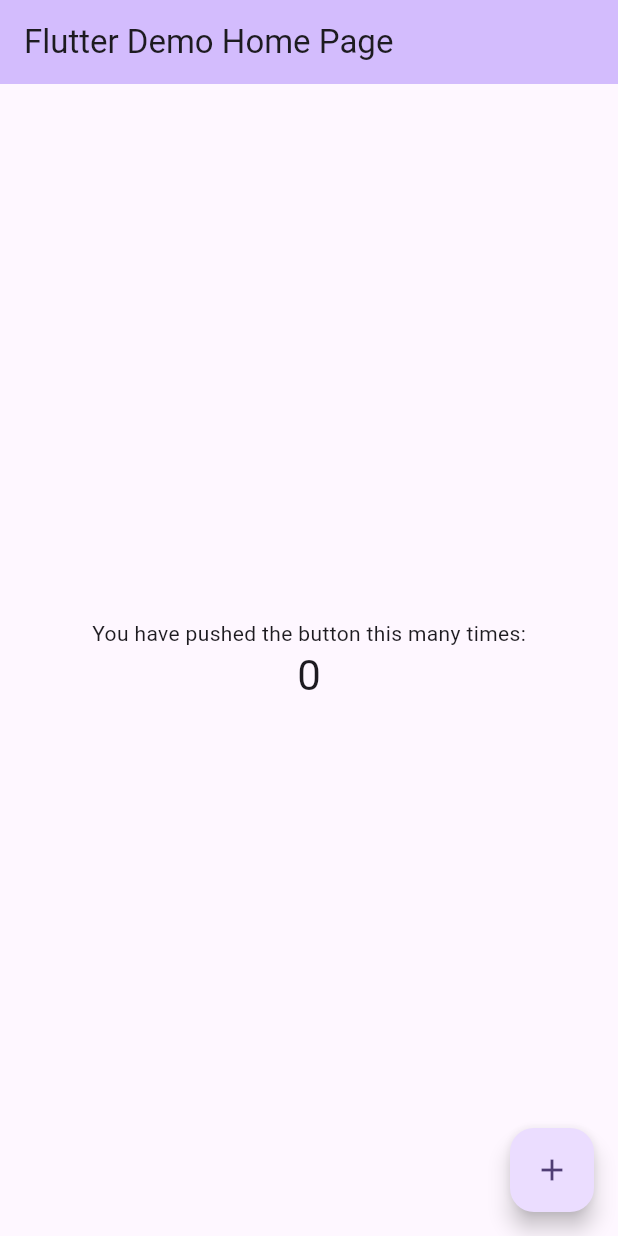
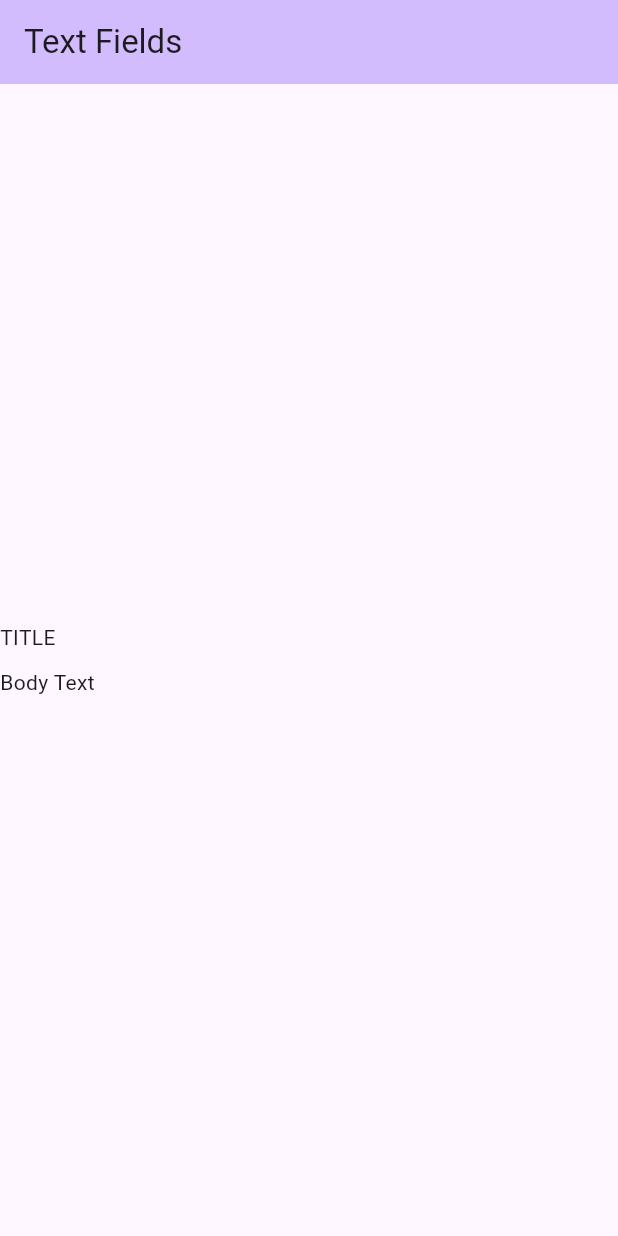
Before and after one commit to anivkuttan/FlutterTextFieldPackage, a Flutter app: the screen it shows after launch, on a phone screen of 412 x 824 dp. Run offline on Flutter 3.47's test engine with Material 2 defaults, Android fonts, the phone set to English and light mode, and no system bars.

Commit message:
initial sample code added

```diff
--- a/lib/main.dart
+++ b/lib/main.dart
@@ -1,4 +1,5 @@
 import 'package:flutter/material.dart';
+import 'package:flutter_textfieldflutter_textfield/src/sample_1.dart';
 
 void main() {
   runApp(const MyApp());
@@ -7,119 +8,44 @@ void main() {
 class MyApp extends StatelessWidget {
   const MyApp({super.key});
 
-  // This widget is the root of your application.
   @override
   Widget build(BuildContext context) {
     return MaterialApp(
       title: 'Flutter Demo',
       theme: ThemeData(
-        // This is the theme of your application.
-        //
-        // TRY THIS: Try running your application with "flutter run". You'll see
-        // the application has a blue toolbar. Then, without quitting the app,
-        // try changing the seedColor in the colorScheme below to Colors.green
-        // and then invoke "hot reload" (save your changes or press the "hot
-        // reload" button in a Flutter-supported IDE, or press "r" if you used
-        // the command line to start the app).
-        //
-        // Notice that the counter didn't reset back to zero; the application
-        // state is not lost during the reload. To reset the state, use hot
-        // restart instead.
-        //
-        // This works for code too, not just values: Most code changes can be
-        // tested with just a hot reload.
         colorScheme: ColorScheme.fromSeed(seedColor: Colors.deepPurple),
         useMaterial3: true,
       ),
-      home: const MyHomePage(title: 'Flutter Demo Home Page'),
+      home: const MyHomePage(),
     );
   }
 }
 
 class MyHomePage extends StatefulWidget {
-  const MyHomePage({super.key, required this.title});
-
-  // This widget is the home page of your application. It is stateful, meaning
-  // that it has a State object (defined below) that contains fields that affect
-  // how it looks.
-
-  // This class is the configuration for the state. It holds the values (in this
-  // case the title) provided by the parent (in this case the App widget) and
-  // used by the build method of the State. Fields in a Widget subclass are
-  // always marked "final".
-
-  final String title;
+  const MyHomePage({
+    super.key,
+  });
 
   @override
   State<MyHomePage> createState() => _MyHomePageState();
 }
 
 class _MyHomePageState extends State<MyHomePage> {
-  int _counter = 0;
-
-  void _incrementCounter() {
-    setState(() {
-      // This call to setState tells the Flutter framework that something has
-      // changed in this State, which causes it to rerun the build method below
-      // so that the display can reflect the updated values. If we changed
-      // _counter without calling setState(), then the build method would not be
-      // called again, and so nothing would appear to happen.
-      _counter++;
-    });
-  }
-
   @override
   Widget build(BuildContext context) {
-    // This method is rerun every time setState is called, for instance as done
-    // by the _incrementCounter method above.
-    //
-    // The Flutter framework has been optimized to make rerunning build methods
-    // fast, so that you can just rebuild anything that needs updating rather
-    // than having to individually change instances of widgets.
     return Scaffold(
       appBar: AppBar(
-        // TRY THIS: Try changing the color here to a specific color (to
-        // Colors.amber, perhaps?) and trigger a hot reload to see the AppBar
-        // change color while the other colors stay the same.
         backgroundColor: Theme.of(context).colorScheme.inversePrimary,
-        // Here we take the value from the MyHomePage object that was created by
-        // the App.build method, and use it to set our appbar title.
-        title: Text(widget.title),
+        title: const Text('Text Fields'),
       ),
       body: Center(
-        // Center is a layout widget. It takes a single child and positions it
-        // in the middle of the parent.
         child: Column(
-          // Column is also a layout widget. It takes a list of children and
-          // arranges them vertically. By default, it sizes itself to fit its
-          // children horizontally, and tries to be as tall as its parent.
-          //
-          // Column has various properties to control how it sizes itself and
-          // how it positions its children. Here we use mainAxisAlignment to
-          // center the children vertically; the main axis here is the vertical
-          // axis because Columns are vertical (the cross axis would be
-          // horizontal).
-          //
-          // TRY THIS: Invoke "debug painting" (choose the "Toggle Debug Paint"
-          // action in the IDE, or press "p" in the console), to see the
-          // wireframe for each widget.
           mainAxisAlignment: MainAxisAlignment.center,
           children: <Widget>[
-            const Text(
-              'You have pushed the button this many times:',
-            ),
-            Text(
-              '$_counter',
-              style: Theme.of(context).textTheme.headlineMedium,
-            ),
+            HedderAndBody(),
           ],
         ),
       ),
-      floatingActionButton: FloatingActionButton(
-        onPressed: _incrementCounter,
-        tooltip: 'Increment',
-        child: const Icon(Icons.add),
-      ), // This trailing comma makes auto-formatting nicer for build methods.
     );
   }
 }
--- /dev/null
+++ b/lib/src/sample_1.dart
@@ -0,0 +1,146 @@
+import 'package:flutter/material.dart';
+
+class HedderAndBody extends StatelessWidget {
+  final bool isEdit;
+  final String? titleText;
+  final String? bodyText;
+  final Function(String)? textFieldOnChanged;
+  final Function(String)? dropDownOnChanged;
+  final bool validate;
+  final String? errorMessage;
+  final List<DropdownMenuItem<String>>? items;
+  HedderAndBody({
+    super.key,
+    this.isEdit = false,
+    this.validate = false,
+    this.items,
+    this.textFieldOnChanged,
+    this.dropDownOnChanged,
+    this.titleText = 'TITLE',
+    this.bodyText = 'Body Text',
+    this.errorMessage,
+  }) {
+    assert(
+      items == null && bodyText != null && titleText != null,
+    );
+  }
+  HedderAndBody.dropDown({
+    super.key,
+    required this.titleText,
+    required this.items,
+    required this.validate,
+    required this.isEdit,
+    required this.dropDownOnChanged,
+    this.textFieldOnChanged,
+    this.errorMessage,
+    required this.bodyText,
+  }) {
+    assert(items != null);
+  }
+  @override
+  Widget build(BuildContext context) {
+    return Container(
+      alignment: Alignment.centerLeft,
+      margin: const EdgeInsets.symmetric(vertical: 15),
+      child: isEdit
+          ? ((items == null)
+              ? _textField(border: const UnderlineInputBorder())
+              : _dropDown())
+          : _textColumn(),
+    );
+  }
+
+  Column _textColumn() {
+    return Column(
+      mainAxisAlignment: MainAxisAlignment.start,
+      crossAxisAlignment: CrossAxisAlignment.start,
+      mainAxisSize: MainAxisSize.min,
+      children: [
+        Text(
+          titleText ?? '',
+//              style: AppStyle.style16BoldappBlueColor
+        ),
+        const SizedBox(
+          height: 10,
+        ),
+        Text(
+          bodyText ?? '',
+//           style: AppStyle.style14RegularBlack,
+        ),
+      ],
+    );
+  }
+
+  Column _textField({InputBorder? border}) {
+    return Column(
+      mainAxisAlignment: MainAxisAlignment.start,
+      crossAxisAlignment: CrossAxisAlignment.start,
+      mainAxisSize: MainAxisSize.min,
+      children: [
+        Text(
+          titleText ?? '',
+//              style: AppStyle.style16BoldappBlueColor
+        ),
+        const SizedBox(
+          height: 10,
+        ),
+        TextFormField(
+          initialValue: bodyText,
+          validator: (v) {
+            if (validate) {
+              if (v == null) {
+                return errorMessage ?? '';
+              }
+            }
+            return null;
+          },
+          onChanged: (value) {
+            textFieldOnChanged!(value);
+          },
+          decoration: InputDecoration(
+            isDense: true,
+            hintText: 'Phone',
+            border: border ?? const OutlineInputBorder(),
+          ),
+        ),
+      ],
+    );
+  }
+
+  Column _dropDown() {
+    return Column(
+      crossAxisAlignment: CrossAxisAlignment.start,
+      children: [
+        const Text(
+          'hello1',
+//                    style: AppStyle.style16BoldappBlueColor
+        ),
+        const SizedBox(
+          height: 10,
+        ),
+        DropdownButtonFormField<String>(
+          value: bodyText,
+          menuMaxHeight: 300,
+          autovalidateMode: AutovalidateMode.onUserInteraction,
+          validator: (v) {
+            if (v == null) {
+              return 'Please select';
+            } else {
+              return null;
+            }
+          },
+          items: items,
+          onChanged: (value) {
+            // var selectedItem =
+            //     items!.where((element) => element.value == value);
+            // dropDownOnChanged!();
+          },
+          decoration: const InputDecoration(
+            hintText: 'Phone',
+            border: OutlineInputBorder(),
+          ),
+        )
+      ],
+    );
+  }
+}
```
Also changed, not shown: pubspec.yaml (+4 -70 lines), 1 other file.
